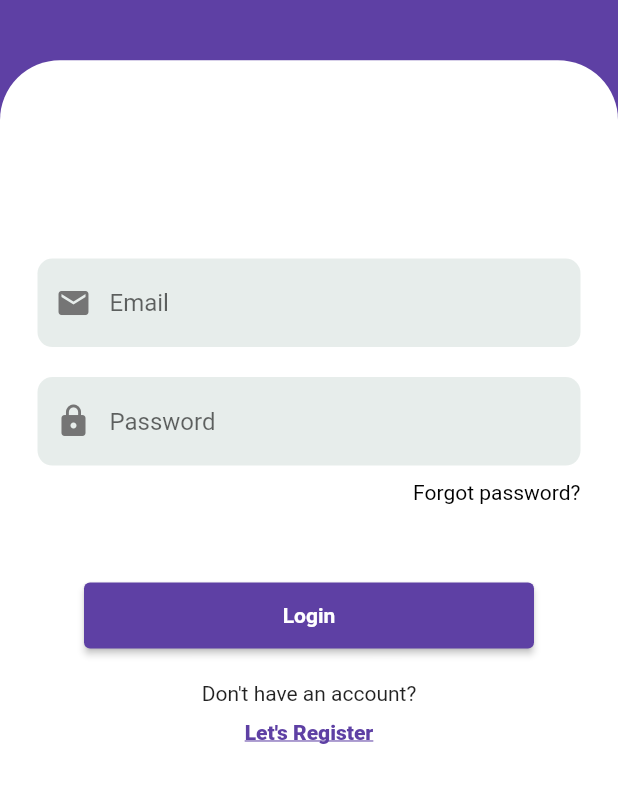
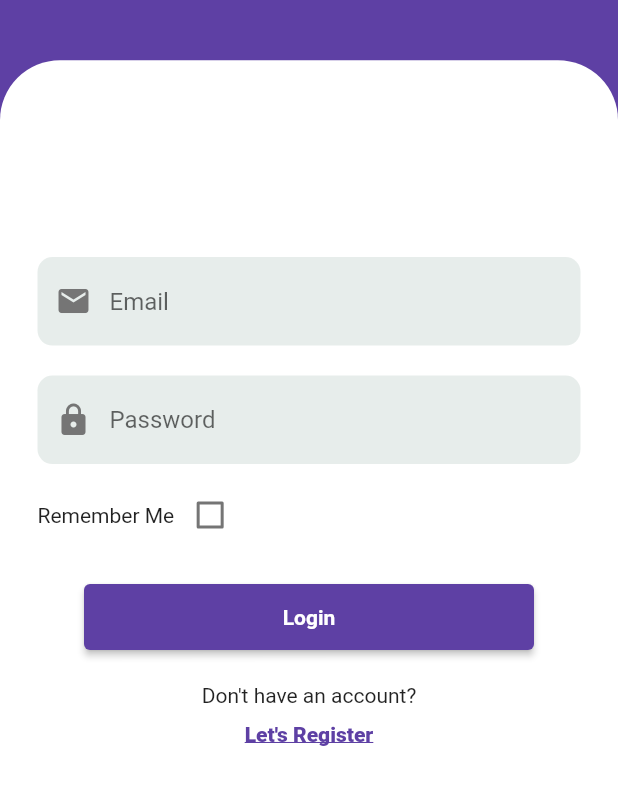
Before and after one commit to Yusuf-Amr/Ecommerce-App, a Flutter app: the screen it shows after launch, on a phone screen of 412 x 824 dp, the part 293-1098 px from its top. Run offline on Flutter 3.47's test engine with Material 2 defaults, Android fonts, the phone set to English and light mode, and no system bars; our stand-ins replace cloud_firestore, firebase_auth, firebase_core, modal_progress_hud, shared_preferences; accounts and stored records are empty.

Commit message:
eleventh commit

```diff
--- a/lib/constants.dart
+++ b/lib/constants.dart
@@ -14,3 +14,4 @@ const kOrderDetails = 'OrderDetails';
 const kTotalPrice = 'TotalPrice';
 const kAddress = 'Address';
 const kProductQuantity = 'ProductQuantity';
+const kKeepMeLoggedIn = 'KeepMeLoggedIn';
--- a/lib/main.dart
+++ b/lib/main.dart
@@ -1,5 +1,6 @@
 import 'package:flutter/material.dart';
 import 'package:flutter/cupertino.dart';
+import 'package:shared_preferences/shared_preferences.dart';
 import 'package:shopper/provider/cart_item.dart';
 import 'package:shopper/provider/modal_hud.dart';
 import 'package:shopper/screens/admin/add_product.dart';
@@ -15,7 +16,7 @@ import 'package:shopper/screens/register_screen.dart';
 import 'package:firebase_core/firebase_core.dart';
 import 'package:provider/provider.dart';
 import 'package:shopper/screens/user/productinfo.dart';
-
+import 'constants.dart';
 void main() async {
   WidgetsFlutterBinding.ensureInitialized();
   await Firebase.initializeApp();
@@ -26,6 +27,20 @@ class MyApp extends StatelessWidget {
   // This widget is the root of your application.
   @override
   Widget build(BuildContext context) {
+    bool isUserLoggedIn = false;
+    return FutureBuilder<SharedPreferences>(
+        future: SharedPreferences.getInstance(),
+        builder: (context, snapshot) {
+          if (!snapshot.hasData) {
+            return MaterialApp(
+              home: Scaffold(
+                body: Center(
+                  child: Text('Loading...'),
+                ),
+              ),
+            );
+          } else {
+            isUserLoggedIn = snapshot.data.getBool(kKeepMeLoggedIn) ?? false;
             return MultiProvider(
               providers: [
                 ChangeNotifierProvider<ModalHud>(
@@ -37,7 +52,7 @@ class MyApp extends StatelessWidget {
               ],
               child: MaterialApp(
                 debugShowCheckedModeBanner: false,
-        initialRoute: LoginScreen.id,
+                initialRoute: isUserLoggedIn ? HomePage.id: LoginScreen.id,
                 routes: {
                   LoginScreen.id: (context) => LoginScreen(),
                   RegisterScreen.id: (context) => RegisterScreen(),
@@ -50,9 +65,10 @@ class MyApp extends StatelessWidget {
                   CartScreen.id: (context) => CartScreen(),
                   OrderScreen.id: (context) => OrderScreen(),
                   OrderDetails.id: (context) => OrderDetails(),
-
                 },
               ),
             );
           }
+        });
   }
+}
--- a/lib/screens/login_screen.dart
+++ b/lib/screens/login_screen.dart
@@ -1,6 +1,7 @@
 import 'package:firebase_auth/firebase_auth.dart';
 import 'package:flutter/cupertino.dart';
 import 'package:flutter/material.dart';
+import 'package:shared_preferences/shared_preferences.dart';
 import 'package:shopper/constants.dart';
 import 'package:shopper/provider/modal_hud.dart';
 import 'package:shopper/screens/admin/admin_page.dart';
@@ -13,13 +14,26 @@ import 'package:shopper/services/auth.dart';
 import 'package:modal_progress_hud/modal_progress_hud.dart';
 import 'package:provider/provider.dart';
 
-class LoginScreen extends StatelessWidget {
+class LoginScreen extends StatefulWidget {
+  static String id = 'Loginscreen';
+
+  @override
+  _LoginScreenState createState() => _LoginScreenState();
+}
+
+class _LoginScreenState extends State<LoginScreen> {
   final GlobalKey<FormState> _globalKey = GlobalKey<FormState>();
-  static String id = 'Loginscreen';
+
   String _email, _password;
+
   final _auth = Auth();
+
   final adminEmail = 'admin@gmail.com';
+
   final adminPassword = 'admin123';
+
+  bool keepMeLoggedIn = false;
+
   @override
   Widget build(BuildContext context) {
     return Scaffold(
@@ -44,25 +58,6 @@ class LoginScreen extends StatelessWidget {
                       padding: const EdgeInsets.symmetric(
                           vertical: 40, horizontal: 24),
                       child: Image.asset('assets/logo/logo.png'),
-                      // child: Column(
-                      //   mainAxisAlignment: MainAxisAlignment.center,
-                      //   crossAxisAlignment: CrossAxisAlignment.center,
-                      //   children: [
-                      //     CustomText(
-                      //         text: "ShopLovers",
-                      //         color: Colors.white,
-                      //         fontSize: 35,
-                      //         fontFamily: 'EagleLake'),
-                      //     SizedBox(
-                      //       height: 10,
-                      //     ),
-                      //     CustomText(
-                      //         text: "Enter a beautiful world",
-                      //         color: Colors.white,
-                      //         fontSize: 15,
-                      //         fontFamily: 'EagleLake'),
-                      //   ],
-                      // ),
                     ),
                   ),
                   Expanded(
@@ -103,20 +98,28 @@ class LoginScreen extends StatelessWidget {
                               height: 10,
                             ),
                             Row(
-                              mainAxisAlignment: MainAxisAlignment.end,
                               children: [
-                                CustomText(
-                                  text: 'Forgot password?',
-                                  color: Colors.black,
-                                ),
+                                Text('Remember Me'),
+                                Checkbox(
+                                    checkColor: Color(kPurpleColor),
+                                    activeColor: Colors.white,
+                                    value: keepMeLoggedIn,
+                                    onChanged: (value) {
+                                      setState(() {
+                                        keepMeLoggedIn = value;
+                                      });
+                                    }),
                               ],
                             ),
                             SizedBox(
-                              height: 50,
+                              height: 20,
                             ),
                             Builder(
                               builder: (context) => CustomElevatedButton(
                                 onPressed: () {
+                                  if (keepMeLoggedIn == true) {
+                                    keepUserLoggedIn();
+                                  }
                                   _validate(context);
                                 },
                                 text: 'Login',
@@ -180,4 +183,9 @@ class LoginScreen extends StatelessWidget {
     }
     modalHud.changeIsLoading(false);
   }
+
+  void keepUserLoggedIn() async {
+    SharedPreferences preferences = await SharedPreferences.getInstance();
+    preferences.setBool(kKeepMeLoggedIn, keepMeLoggedIn);
+  }
 }
--- a/lib/services/auth.dart
+++ b/lib/services/auth.dart
@@ -17,4 +17,7 @@ class Auth {
   Future<User> getUser() async {
     return await _auth.currentUser;
   }
+  Future<void> SignOut () async{
+    await _auth.signOut();
+  }
 }
--- a/pubspec.yaml
+++ b/pubspec.yaml
@@ -33,6 +33,7 @@ dependencies:
   modal_progress_hud: ^0.1.3
   provider: ^4.3.3
   cloud_firestore: ^0.14.4
+  shared_preferences:
 
 
 dev_dependencies:
```
Also changed, not shown: lib/screens/user/home_page.dart (+11 -4 lines), pubspec.lock. Lines whose indentation alone changed are shown as unchanged.
